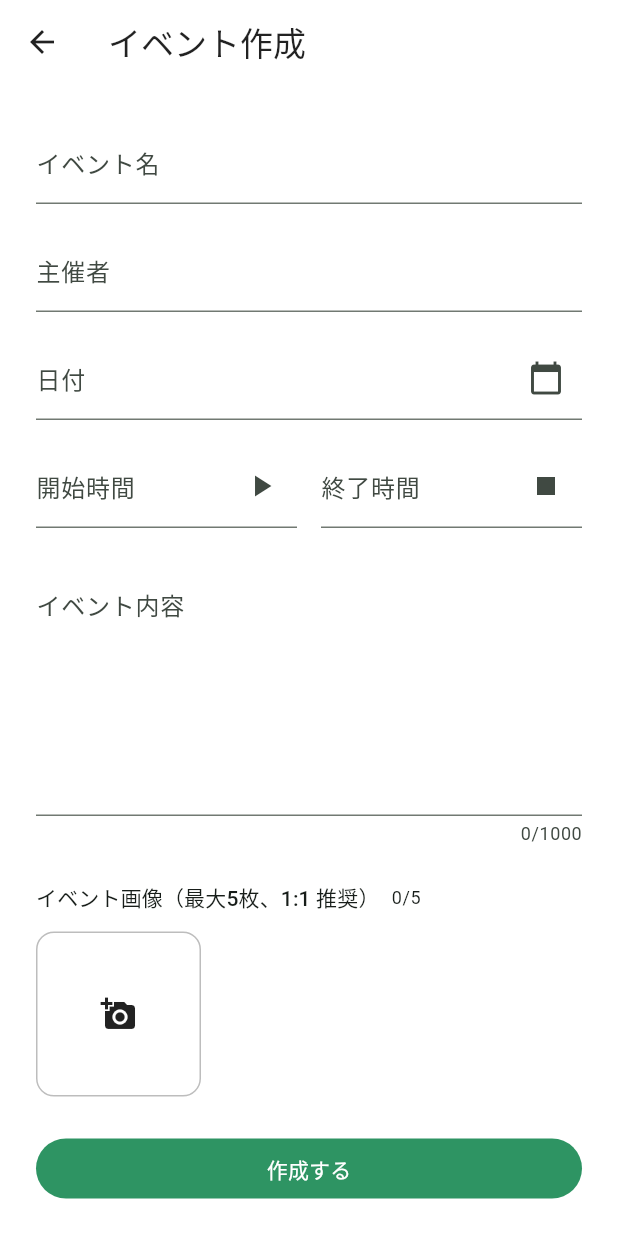
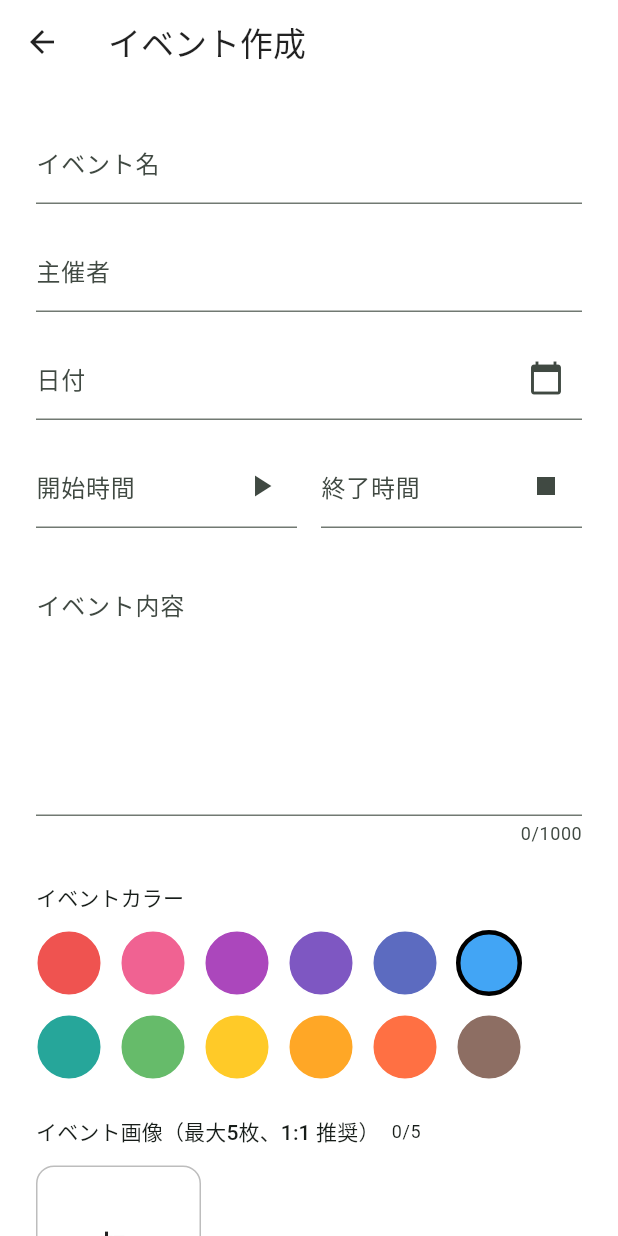
Before and after one commit to minimalistHiro/CocoshibaApp, a Flutter app: the screen it shows once a user with an empty profile is signed in, item 2 of the bottom bar chosen, after a tap on the "add circle outline" icon, on a phone screen of 412 x 824 dp. Run offline on Flutter 3.47's test engine with Material 3 defaults, Android fonts, the phone set to English and light mode, and no system bars; our stand-ins replace cloud_firestore, firebase_auth, firebase_core, firebase_storage, image_picker; accounts and stored records are empty.

Commit message:
Add event detail deletion and color-coded calendar

```diff
--- a/lib/models/calendar_event.dart
+++ b/lib/models/calendar_event.dart
@@ -1,4 +1,6 @@
 import 'package:cloud_firestore/cloud_firestore.dart';
+
+import 'package:flutter/material.dart';
 
 class CalendarEvent {
   CalendarEvent({
@@ -9,6 +11,7 @@ class CalendarEvent {
     required this.endDateTime,
     required this.content,
     required this.imageUrls,
+    required this.colorValue,
   });
 
   final String id;
@@ -18,6 +21,9 @@ class CalendarEvent {
   final DateTime endDateTime;
   final String content;
   final List<String> imageUrls;
+  final int colorValue;
+
+  Color get color => Color(colorValue);
 
   factory CalendarEvent.fromDocument(
     DocumentSnapshot<Map<String, dynamic>> doc,
@@ -40,6 +46,7 @@ class CalendarEvent {
               ?.map((e) => e.toString())
               .toList() ??
           const [],
+      colorValue: (data['colorValue'] as int?) ?? Colors.blue.value,
     );
   }
 
@@ -51,6 +58,7 @@ class CalendarEvent {
       'endDateTime': Timestamp.fromDate(endDateTime),
       'content': content,
       'imageUrls': imageUrls,
+      'colorValue': colorValue,
     };
   }
 }
--- a/lib/screens/calendar_page.dart
+++ b/lib/screens/calendar_page.dart
@@ -5,6 +5,7 @@ import 'package:flutter/material.dart';
 import '../models/calendar_event.dart';
 import '../services/event_service.dart';
 import 'create_event_page.dart';
+import 'event_detail_page.dart';
 
 class CalendarPage extends StatefulWidget {
   const CalendarPage({super.key});
@@ -75,6 +76,12 @@ class _CalendarPageState extends State<CalendarPage> {
   void _openCreateEvent() {
     Navigator.of(context).push(
       MaterialPageRoute(builder: (_) => const CreateEventPage()),
+    );
+  }
+
+  void _openEventDetail(CalendarEvent event) {
+    Navigator.of(context).push(
+      MaterialPageRoute(builder: (_) => EventDetailPage(event: event)),
     );
   }
 
@@ -194,6 +201,8 @@ class _CalendarPageState extends State<CalendarPage> {
                                 child: _MonthGrid(
                                   month: month,
                                   selectedDate: _selectedDate,
+                                  eventsForMonth:
+                                      _eventsForMonth(eventsByDate, month),
                                   onSelectDate: (date) {
                                     setState(() => _selectedDate = date);
                                   },
@@ -216,6 +225,7 @@ class _CalendarPageState extends State<CalendarPage> {
                       weekdayLabel: _weekdayLabel,
                       isLoading:
                           snapshot.connectionState == ConnectionState.waiting,
+                      onTap: _openEventDetail,
                     ),
                   ),
                 ],
@@ -248,6 +258,22 @@ class _CalendarPageState extends State<CalendarPage> {
 
   String _dateKey(DateTime date) {
     return '${date.year.toString().padLeft(4, '0')}-${date.month.toString().padLeft(2, '0')}-${date.day.toString().padLeft(2, '0')}';
+  }
+
+  Map<int, List<CalendarEvent>> _eventsForMonth(
+    Map<String, List<CalendarEvent>> grouped,
+    DateTime month,
+  ) {
+    final Map<int, List<CalendarEvent>> result = {};
+    final daysInMonth = DateUtils.getDaysInMonth(month.year, month.month);
+    for (int day = 1; day <= daysInMonth; day++) {
+      final date = DateTime(month.year, month.month, day);
+      final events = grouped[_dateKey(date)];
+      if (events != null && events.isNotEmpty) {
+        result[day] = events;
+      }
+    }
+    return result;
   }
 
   String _weekdayLabel(int weekday) {
@@ -291,11 +317,13 @@ class _MonthGrid extends StatelessWidget {
     required this.month,
     required this.selectedDate,
     required this.onSelectDate,
+    required this.eventsForMonth,
   });
 
   final DateTime month;
   final DateTime? selectedDate;
   final ValueChanged<DateTime> onSelectDate;
+  final Map<int, List<CalendarEvent>> eventsForMonth;
 
   @override
   Widget build(BuildContext context) {
@@ -315,9 +343,9 @@ class _MonthGrid extends StatelessWidget {
       physics: const NeverScrollableScrollPhysics(),
       gridDelegate: const SliverGridDelegateWithFixedCrossAxisCount(
         crossAxisCount: 7,
-        crossAxisSpacing: 8,
-        mainAxisSpacing: 8,
-        childAspectRatio: 0.65,
+        crossAxisSpacing: 2,
+        mainAxisSpacing: 2,
+        childAspectRatio: 0.7,
       ),
       itemCount: totalCells,
       itemBuilder: (context, index) {
@@ -338,7 +366,9 @@ class _MonthGrid extends StatelessWidget {
             ? Colors.transparent
             : isToday
                 ? Colors.lightBlue.shade50
-                : Colors.grey.shade100;
+                : Colors.white;
+
+        final events = isInMonth ? eventsForMonth[dayNumber] ?? const [] : const [];
 
         Widget cellContent = DecoratedBox(
           decoration: BoxDecoration(
@@ -361,14 +391,40 @@ class _MonthGrid extends StatelessWidget {
                     fontWeight: FontWeight.w600,
                   ),
                 ),
-                const SizedBox(height: 10),
+                const SizedBox(height: 4),
+                if (events.isNotEmpty)
                   Column(
-                  children: [
-                    _schedulePlaceholder(isInMonth, theme, height: 10),
-                    const SizedBox(height: 6),
-                    _schedulePlaceholder(isInMonth, theme, height: 10),
-                  ],
+                    children: events
+                        .take(2)
+                        .map(
+                          (event) => Padding(
+                            padding: const EdgeInsets.only(bottom: 2),
+                            child: Container(
+                              width: double.infinity,
+                              padding: const EdgeInsets.symmetric(
+                                vertical: 2,
+                                horizontal: 6,
                               ),
+                              decoration: BoxDecoration(
+                                color: event.color.withOpacity(0.15),
+                                borderRadius: BorderRadius.circular(8),
+                              ),
+                              child: Text(
+                                event.name,
+                                maxLines: 1,
+                                overflow: TextOverflow.ellipsis,
+                                style: theme.textTheme.bodySmall?.copyWith(
+                                  fontSize: 10,
+                                  color: event.color.withOpacity(0.9),
+                                ),
+                              ),
+                            ),
+                          ),
+                        )
+                        .toList(),
+                  )
+                else
+                  const SizedBox(height: 20),
               ],
             ),
           ),
@@ -393,12 +449,14 @@ class _EventList extends StatelessWidget {
     required this.events,
     required this.weekdayLabel,
     required this.isLoading,
+    required this.onTap,
   });
 
   final DateTime? selectedDate;
   final List<CalendarEvent> events;
   final String Function(int weekday) weekdayLabel;
   final bool isLoading;
+  final void Function(CalendarEvent event) onTap;
 
   @override
   Widget build(BuildContext context) {
@@ -440,16 +498,24 @@ class _EventList extends StatelessWidget {
           Column(
             children: events
                 .map(
-                  (event) => Container(
+                  (event) => GestureDetector(
+                    onTap: () => onTap(event),
+                    child: Container(
                       width: double.infinity,
                       margin: const EdgeInsets.only(bottom: 8),
-                    padding:
-                        const EdgeInsets.symmetric(vertical: 14, horizontal: 18),
+                      padding: const EdgeInsets.symmetric(
+                        vertical: 14,
+                        horizontal: 18,
+                      ),
                       decoration: BoxDecoration(
-                      color: Colors.blue.shade50,
+                        color: event.color.withOpacity(0.15),
                         borderRadius: BorderRadius.circular(12),
+                        border: Border.all(
+                          color: event.color.withOpacity(0.4),
+                        ),
                       ),
                       child: _EventTile(event: event),
+                    ),
                   ),
                 )
                 .toList(),
@@ -472,13 +538,10 @@ class _EventTile extends StatelessWidget {
 
   @override
   Widget build(BuildContext context) {
-    return Column(
+    return Row(
       crossAxisAlignment: CrossAxisAlignment.start,
       children: [
-        Row(
-          crossAxisAlignment: CrossAxisAlignment.start,
-          children: [
-            const Icon(Icons.event, color: Colors.blue),
+        Icon(Icons.event, color: event.color),
         const SizedBox(width: 12),
         Expanded(
           child: Column(
@@ -494,46 +557,23 @@ class _EventTile extends StatelessWidget {
               const SizedBox(height: 4),
               Text(
                 '主催: ${event.organizer.isNotEmpty ? event.organizer : '未設定'} / 時間: $_timeLabel',
-                    style: Theme.of(context).textTheme.bodySmall,
+                style: Theme.of(context)
+                    .textTheme
+                    .bodySmall
+                    ?.copyWith(color: event.color),
               ),
               if (event.content.isNotEmpty) ...[
                 const SizedBox(height: 6),
                 Text(
                   event.content,
                   style: Theme.of(context).textTheme.bodyMedium,
+                  maxLines: 3,
+                  overflow: TextOverflow.ellipsis,
                 ),
               ],
             ],
           ),
         ),
-          ],
-        ),
-        if (event.imageUrls.isNotEmpty) ...[
-          const SizedBox(height: 12),
-          Wrap(
-            spacing: 12,
-            runSpacing: 12,
-            children: event.imageUrls
-                .map(
-                  (url) => ClipRRect(
-                    borderRadius: BorderRadius.circular(12),
-                    child: SizedBox(
-                      width: 88,
-                      height: 88,
-                      child: Image.network(
-                        url,
-                        fit: BoxFit.cover,
-                        errorBuilder: (context, error, stackTrace) => Container(
-                          color: Colors.grey.shade200,
-                          child: const Icon(Icons.broken_image),
-                        ),
-                      ),
-                    ),
-                  ),
-                )
-                .toList(),
-          ),
-        ],
       ],
     );
   }
--- a/lib/screens/create_event_page.dart
+++ b/lib/screens/create_event_page.dart
@@ -13,6 +13,20 @@ class CreateEventPage extends StatefulWidget {
 }
 
 class _CreateEventPageState extends State<CreateEventPage> {
+  static const List<Color> _colorPalette = [
+    Color(0xFFEF5350),
+    Color(0xFFF06292),
+    Color(0xFFAB47BC),
+    Color(0xFF7E57C2),
+    Color(0xFF5C6BC0),
+    Color(0xFF42A5F5),
+    Color(0xFF26A69A),
+    Color(0xFF66BB6A),
+    Color(0xFFFFCA28),
+    Color(0xFFFFA726),
+    Color(0xFFFF7043),
+    Color(0xFF8D6E63),
+  ];
   final _formKey = GlobalKey<FormState>();
   final _nameController = TextEditingController();
   final _organizerController = TextEditingController();
@@ -28,6 +42,7 @@ class _CreateEventPageState extends State<CreateEventPage> {
   TimeOfDay? _endTime;
   final List<XFile> _images = [];
   bool _isSubmitting = false;
+  int _selectedColorIndex = 5;
 
   @override
   void dispose() {
@@ -161,6 +176,7 @@ class _CreateEventPageState extends State<CreateEventPage> {
         endDateTime: endDateTime,
         content: _contentController.text.trim(),
         images: _images,
+        colorValue: _colorPalette[_selectedColorIndex].value,
       );
       if (!mounted) return;
       ScaffoldMessenger.of(context).showSnackBar(
@@ -262,6 +278,14 @@ class _CreateEventPageState extends State<CreateEventPage> {
                 ),
                 validator: (value) =>
                     value == null || value.isEmpty ? 'イベント内容を入力してください' : null,
+              ),
+              const SizedBox(height: 24),
+              _ColorSelector(
+                palette: _colorPalette,
+                selectedIndex: _selectedColorIndex,
+                onSelect: (index) {
+                  setState(() => _selectedColorIndex = index);
+                },
               ),
               const SizedBox(height: 24),
               _ImagePickerGrid(
@@ -380,3 +404,55 @@ class _ImagePickerGrid extends StatelessWidget {
     );
   }
 }
+
+class _ColorSelector extends StatelessWidget {
+  const _ColorSelector({
+    required this.palette,
+    required this.selectedIndex,
+    required this.onSelect,
+  });
+
+  final List<Color> palette;
+  final int selectedIndex;
+  final ValueChanged<int> onSelect;
+
+  @override
+  Widget build(BuildContext context) {
+    return Column(
+      crossAxisAlignment: CrossAxisAlignment.start,
+      children: [
+        Text(
+          'イベントカラー',
+          style: Theme.of(context).textTheme.titleSmall,
+        ),
+        const SizedBox(height: 12),
+        Wrap(
+          spacing: 12,
+          runSpacing: 12,
+          children: List.generate(
+            palette.length,
+            (index) {
+              final color = palette[index];
+              final isSelected = index == selectedIndex;
+              return GestureDetector(
+                onTap: () => onSelect(index),
+                child: Container(
+                  width: 44,
+                  height: 44,
+                  decoration: BoxDecoration(
+                    color: color,
+                    borderRadius: BorderRadius.circular(22),
+                    border: Border.all(
+                      color: isSelected ? Colors.black : Colors.white,
+                      width: isSelected ? 3 : 1,
+                    ),
+                  ),
+                ),
+              );
+            },
+          ),
+        ),
+      ],
+    );
+  }
+}
```
Also changed, not shown: lib/screens/event_detail_page.dart (added, +299 -0 lines), lib/services/event_service.dart (+20 -0 lines). Lines whose indentation alone changed are shown as unchanged.
